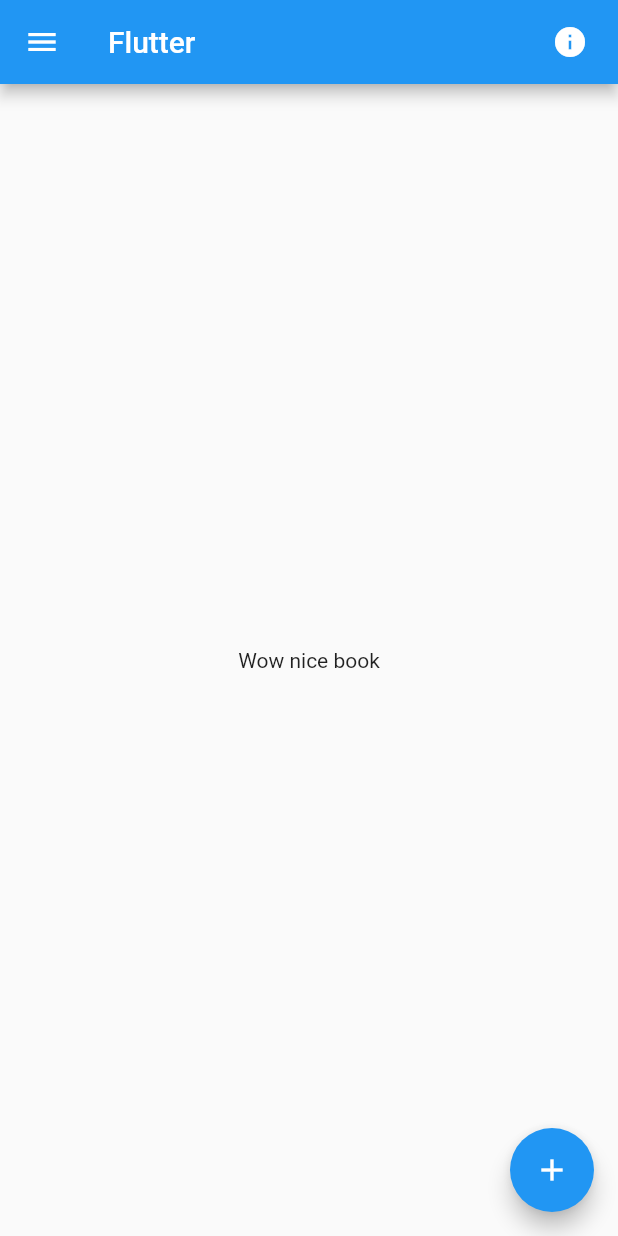
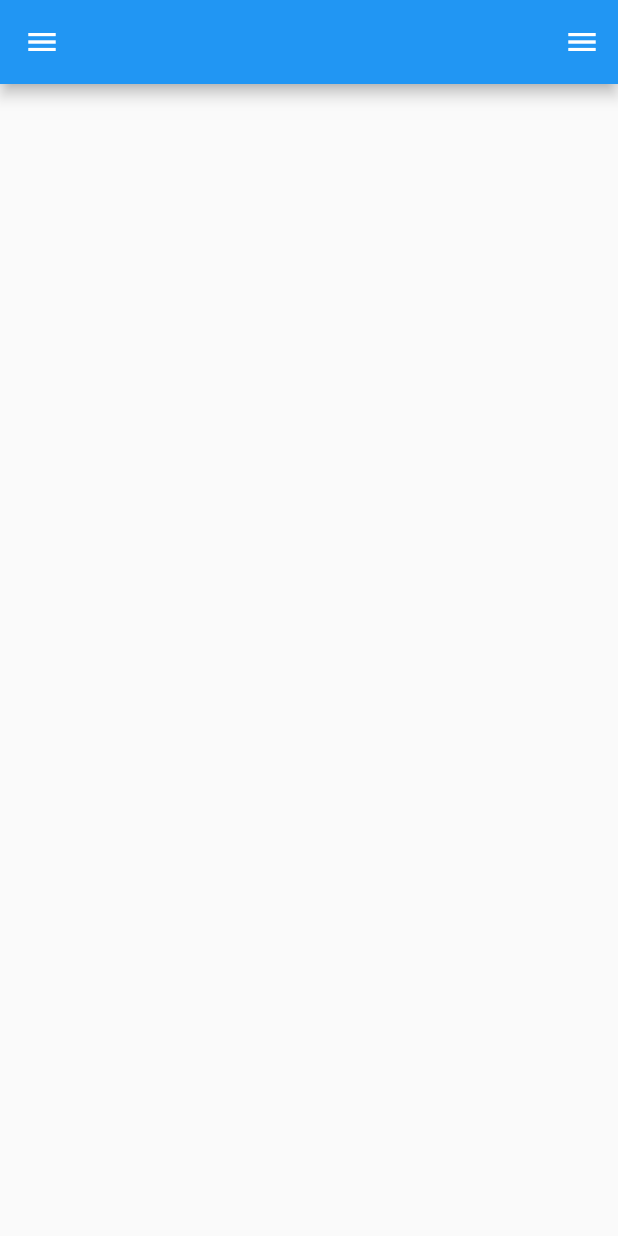
Before and after one commit to raghav834/Learning_Flutter, a Flutter app: the screen it shows after launch, on a phone screen of 412 x 824 dp. Run offline on Flutter 3.47's test engine with Material 2 defaults, Android fonts, the phone set to English and light mode, and no system bars.

Commit message:
Drawer with Items Example.

```diff
--- a/lib/main.dart
+++ b/lib/main.dart
@@ -1,5 +1,5 @@
 import 'package:flutter/material.dart';
-import 'package:google_fonts/google_fonts.dart';
+
 
 void main() {
   runApp(const MainApp());
@@ -12,23 +12,24 @@ class MainApp extends StatelessWidget {
   Widget build(BuildContext context) {
     return MaterialApp(
       home: Scaffold(
-        appBar: AppBar(
-            title: const Text("Flutter"),
-            actions: const [
-              Padding(
-                padding: EdgeInsets.only(right: 20),
-                child: Icon(Icons.info),
+        appBar: AppBar(),
+        drawer: Drawer(
+          child: ListView(
+            children:  [
+              ListTile(
+                leading: const Icon(Icons.people),
+                title: const Text("Item 1"),
+                onTap: () {},
+              ),
+              ListTile(
+                leading: const Icon(Icons.train),
+                title: const Text("Item 2"),
+                onTap: () {},
               )
-            ]
+            ],
+          ),
         ),
-        drawer: const Drawer(),
-        body: const Center(
-          child: Text("Wow nice book"),
-        ),
-        floatingActionButton: FloatingActionButton(
-          onPressed: () {},
-          child: const Icon(Icons.add),
-        ),
+        endDrawer: const Drawer(),
       ),
     );
   }
```
